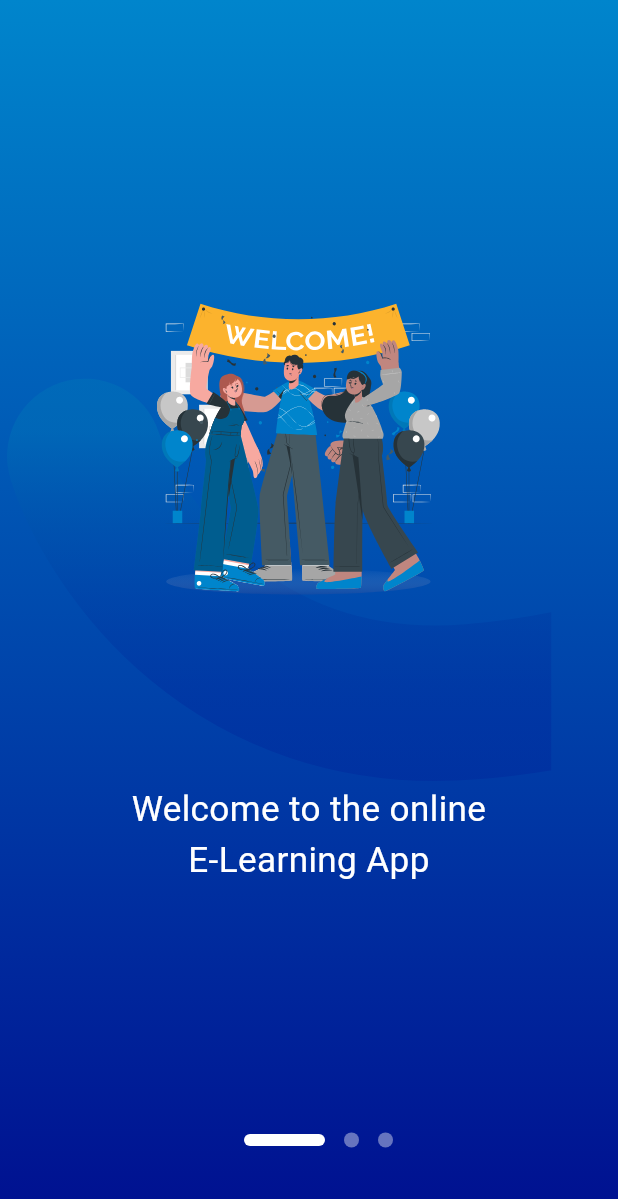
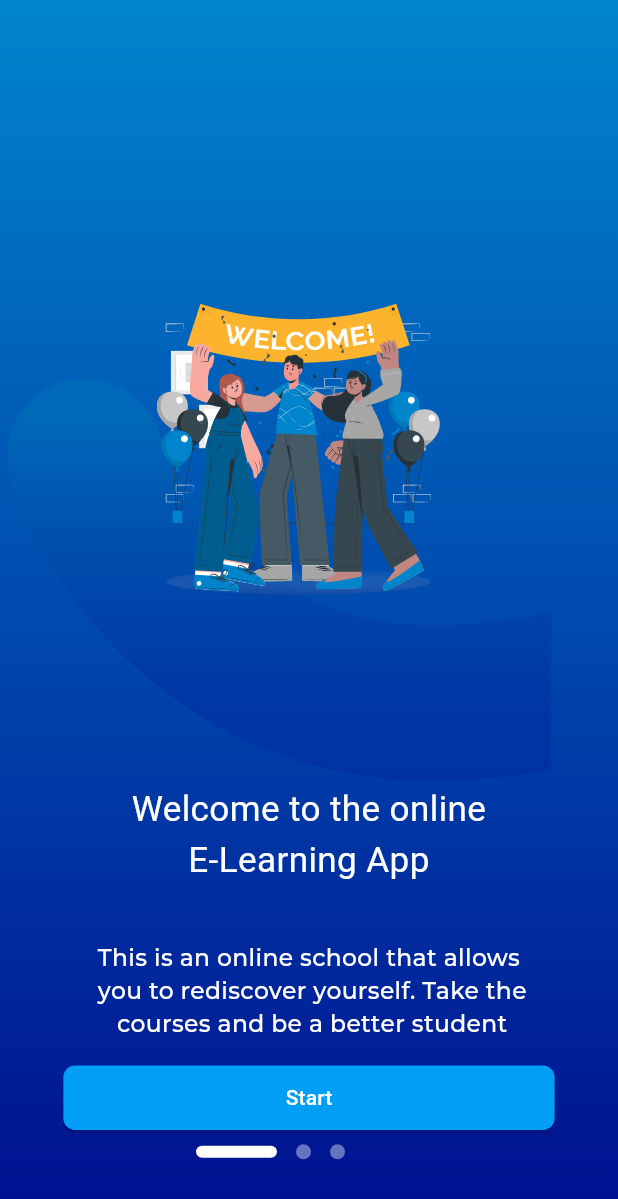
Before and after one commit to samibarsa/quiz, a Flutter app: the screen it shows after launch, on a phone screen of 412 x 824 dp. Shown: the top 1199 px of the screen. Run offline on Flutter 3.47's test engine with Material 3 defaults, Android fonts, the phone set to English and light mode, and no system bars; drawn by our look-alikes of introduction_screen; our stand-ins replace flutter_screenutil, flutter_svg; Roboto replaces fonts that are missing (Mochiy_pop_one).

Commit message:
finish first screan in onboarding without refactor

```diff
--- a/lib/core/util/constatnt.dart
+++ b/lib/core/util/constatnt.dart
@@ -4,3 +4,4 @@ abstract class AppSize {
 }
 
 String mochiy = 'Mochiy_pop_one';
+String montserrat = 'Montserrat';
--- a/lib/features/onboarding/presentation/pages/onboarding.dart
+++ b/lib/features/onboarding/presentation/pages/onboarding.dart
@@ -1,5 +1,9 @@
+import 'dart:ui';
+
 import 'package:flutter/foundation.dart';
 import 'package:flutter/material.dart';
+import 'package:flutter/rendering.dart';
+import 'package:flutter/widgets.dart';
 import 'package:flutter_screenutil/flutter_screenutil.dart';
 import 'package:flutter_svg/svg.dart';
 import 'package:introduction_screen/introduction_screen.dart';
@@ -7,7 +11,6 @@ import 'package:quiz/core/util/constatnt.dart';
 
 class OnBoardingPage extends StatefulWidget {
   const OnBoardingPage({super.key});
-
   @override
   OnBoardingPageState createState() => OnBoardingPageState();
 }
@@ -21,6 +24,9 @@ class OnBoardingPageState extends State<OnBoardingPage> {
     );
   }
 
+  PageController pageController = PageController();
+  String _status = 'Waiting...';
+
   Widget _buildFullscreenImage() {
     return Image.asset(
       'assets/svgimages/Frame 9.svg',
@@ -30,6 +36,8 @@ class OnBoardingPageState extends State<OnBoardingPage> {
       alignment: Alignment.center,
     );
   }
+
+  void next() {}
 
   Widget _buildImage(String assetName, [double width = 350]) {
     return SvgPicture.asset(assetName, width: width);
@@ -59,9 +67,11 @@ class OnBoardingPageState extends State<OnBoardingPage> {
     );
 
     return IntroductionScreen(
+      next: Text("start"),
       done: Container(),
       animationDuration: 1321237973128,
       key: introKey,
+      scrollControllers: [pageController],
       globalBackgroundColor: const Color(0xff016BBF),
       allowImplicitScrolling: false,
       autoScrollDuration: 902358342,
@@ -88,6 +98,43 @@ class OnBoardingPageState extends State<OnBoardingPage> {
                       style: TextStyle(fontSize: 24.sp, color: Colors.white),
                     ),
                   ),
+                  SizedBox(
+                    height: 38.h,
+                  ),
+                  Center(
+                    child: Text(
+                      "This is an online school that allows\n you to rediscover yourself. Take the\n courses and be a better student",
+                      style: TextStyle(
+                        fontWeight: FontWeight.w500,
+                        fontFamily: montserrat,
+                        color: Colors.white,
+                        fontSize: 16.sp,
+                      ),
+                      textAlign: TextAlign.center,
+                    ),
+                  ),
+                  SizedBox(
+                    height: 15.h,
+                  ),
+                  ElevatedButton(
+                      style: ButtonStyle(
+                          minimumSize:
+                              MaterialStatePropertyAll(Size(310.w, 44.h)),
+                          shape:
+                              MaterialStateProperty.all<RoundedRectangleBorder>(
+                                  RoundedRectangleBorder(
+                            borderRadius: BorderRadius.circular(8.0.r),
+                          )),
+                          backgroundColor: const MaterialStatePropertyAll(
+                              Color(0xff009FF5))),
+                      onPressed: () => introKey.currentState!.controller
+                          .nextPage(
+                              duration: const Duration(milliseconds: 400),
+                              curve: Curves.easeInToLinear),
+                      child: const Text(
+                        "Start",
+                        style: TextStyle(color: Colors.white),
+                      )),
                 ],
               )
             ],
@@ -95,6 +142,7 @@ class OnBoardingPageState extends State<OnBoardingPage> {
           decoration: pageDecoration,
         ),
         PageViewModel(
+          useScrollView: true,
           body: "",
           title: "",
           decoration: pageDecoration,
@@ -123,7 +171,7 @@ class OnBoardingPageState extends State<OnBoardingPage> {
           ? const EdgeInsets.all(12.0)
           : const EdgeInsets.fromLTRB(8.0, 4.0, 8.0, 4.0),
       dotsDecorator: DotsDecorator(
-        spacing: EdgeInsets.only(bottom: 40.h, left: 12.w),
+        spacing: EdgeInsets.only(bottom: 25.h, left: 12.w),
         activeColor: Colors.white,
         size: const Size(10.0, 10.0),
         color: Colors.white.withOpacity(40 / 100),
--- a/pubspec.yaml
+++ b/pubspec.yaml
@@ -70,9 +70,9 @@ flutter:
         - asset: assets/fonts/MochiyPopOne-Regular.ttf
   #       - asset: fonts/Schyler-Italic.ttf
   #         style: italic
-  #   - family: Trajan Pro
-  #     fonts:
-  #       - asset: fonts/TrajanPro.ttf
+    - family: Montserrat
+      fonts:
+        - asset: assets/fonts/Montserrat-Medium.ttf
   #       - asset: fonts/TrajanPro_Bold.ttf
   #         weight: 700
   #
```
Also changed, not shown: assets/fonts/Montserrat-Medium.ttf (added).
